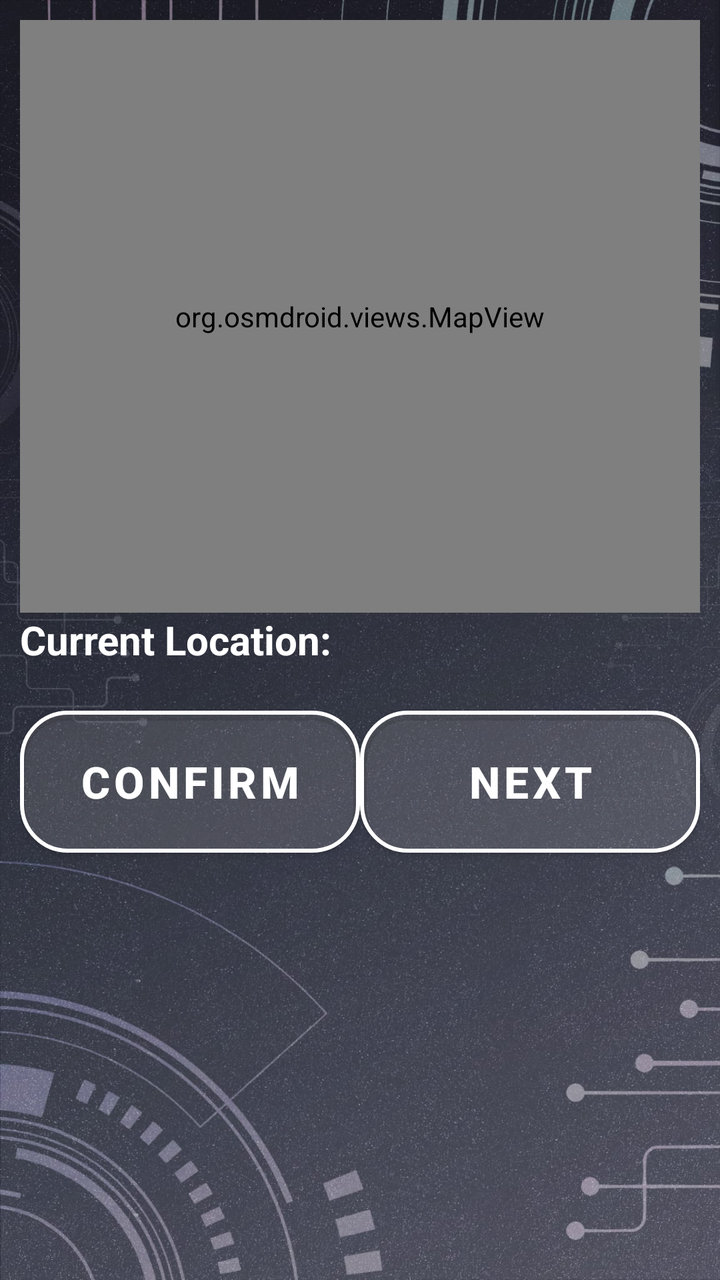
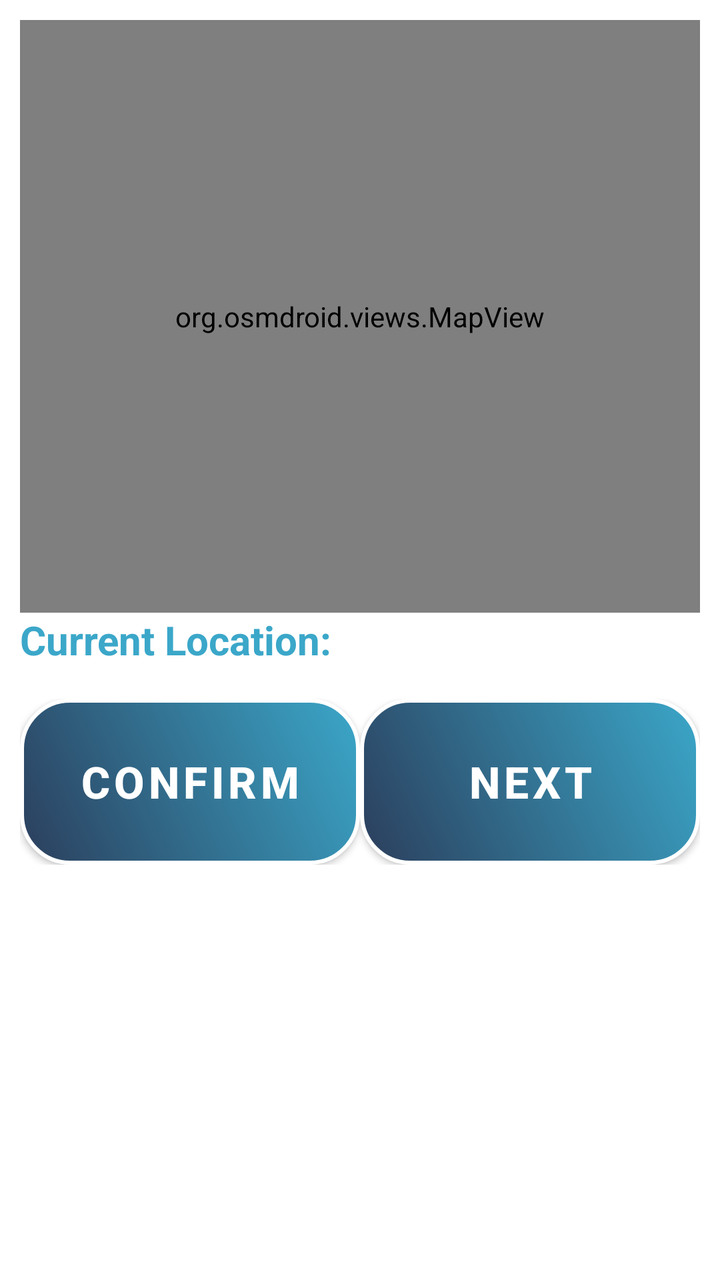

Screens rendered from an Android XML layout before and after an edit, with the pre-edit source and the edit as a unified diff.
<!-- AndroidManifest.xml: application theme Theme.VISTA -->
<!-- res/layout/activity_bus_arrival_alert_page.xml -->
<LinearLayout xmlns:android="http://schemas.android.com/apk/res/android"
    android:id="@+id/main"
    android:layout_width="match_parent"
    android:layout_height="match_parent"
    android:background="@drawable/background"
    android:orientation="vertical"
    android:padding="10dp"
    android:weightSum="5">

    
    <org.osmdroid.views.MapView
        android:id="@+id/map"
        android:layout_width="match_parent"
        android:layout_height="0dp"
        android:layout_weight="3" />

    <TextView
        android:id="@+id/CurrentLocation"
        android:layout_width="match_parent"
        android:layout_height="wrap_content"
        android:text="Current Location:"
        android:textColor="@color/white"
        android:textSize="20sp"
        android:textStyle="bold" />

    
    <LinearLayout
        android:layout_width="match_parent"
        android:layout_height="wrap_content"
        android:layout_marginTop="16dp"
        android:gravity="bottom"
        android:orientation="horizontal"
        android:weightSum="2">

        <com.google.android.material.button.MaterialButton
            android:id="@+id/btnFindBusEditConfirm"
            style="@style/SemiTransparentRoundedButton"
            android:layout_width="0dp"
            android:layout_height="83dp"
            android:layout_weight="1"
            android:text="@string/btn_Confirm"
            android:textSize="22sp"
            android:textStyle="bold" />

        <com.google.android.material.button.MaterialButton
            android:id="@+id/btnFindBusEditNext"
            style="@style/SemiTransparentRoundedButton"
            android:layout_width="0dp"
            android:layout_height="83dp"
            android:layout_weight="1"
            android:text="@string/btn_next"
            android:textSize="22sp"
            android:textStyle="bold" />
    </LinearLayout>

</LinearLayout>
<!-- resources referenced by this layout -->
<resources>
  <color name="white">#FFFFFF</color>
  <!-- drawable background: jpeg bitmap (drawable, 288114 bytes) -->
  <string name="btn_Confirm">Confirm</string>
  <string name="btn_next">Next</string>
  <style name="SemiTransparentRoundedButton" parent="Widget.MaterialComponents.Button">
          <item name="android:textColor">#FFFFFF</item>
          <item name="background">@drawable/button_selector</item> 
          <item name="cornerRadius">24dp</item>
          <item name="strokeColor">#FFFFFF</item>
          <item name="strokeWidth">2dp</item>
          <item name="backgroundTint">#20FFFFFF</item> 
      </style>
  <style name="Theme.VISTA" parent="Theme.MaterialComponents.Light.NoActionBar">
          
          <item name="colorPrimary">@color/semi_transparent_white</item>
          <item name="colorPrimaryVariant">@color/semi_transparent_white</item>
          <item name="colorOnPrimary">@color/white</item>
          
      </style>
  <!-- drawable button_selector (drawable) -->
  <?xml version="1.0" encoding="utf-8"?>
  <selector xmlns:android="http://schemas.android.com/apk/res/android">
      
      <item android:state_pressed="true">
          <shape android:shape="rectangle">
              <solid android:color="#20FFFFFF" /> 
              <stroke android:width="2dp" android:color="#FFFFFF" />
              <corners android:radius="24dp" />
          </shape>
      </item>
  
      
      <item android:state_selected="true">
          <shape android:shape="rectangle">
              <solid android:color="#FFFF00" /> 
              <stroke android:width="2dp" android:color="#FFFFFF" />
              <corners android:radius="24dp" />
          </shape>
      </item>
  
      
      <item>
          <shape android:shape="rectangle">
              <solid android:color="#20FFFFFF" /> 
              <stroke android:width="2dp" android:color="#FFFFFF" />
              <corners android:radius="24dp" />
          </shape>
      </item>
  </selector>
  <color name="semi_transparent_white">#80FFFFFF</color>
</resources>

<!-- the commit's change to res/layout/activity_bus_arrival_alert_page.xml (unified diff, before → after) -->
@@ -1,8 +1,9 @@
 <LinearLayout xmlns:android="http://schemas.android.com/apk/res/android"
+    xmlns:app="http://schemas.android.com/apk/res-auto"
     android:id="@+id/main"
     android:layout_width="match_parent"
     android:layout_height="match_parent"
-    android:background="@drawable/background"
+    android:background="@color/white"
     android:orientation="vertical"
     android:padding="10dp"
     android:weightSum="5">
@@ -19,7 +20,7 @@
         android:layout_width="match_parent"
         android:layout_height="wrap_content"
         android:text="Current Location:"
-        android:textColor="@color/white"
+        android:textColor="#3BA7C9"
         android:textSize="20sp"
         android:textStyle="bold" />
 
@@ -30,7 +31,9 @@
         android:layout_marginTop="16dp"
         android:gravity="bottom"
         android:orientation="horizontal"
-        android:weightSum="2">
+        android:weightSum="2"
+        >
+
 
         <com.google.android.material.button.MaterialButton
             android:id="@+id/btnFindBusEditConfirm"
@@ -40,7 +43,13 @@
             android:layout_weight="1"
             android:text="@string/btn_Confirm"
             android:textSize="22sp"
-            android:textStyle="bold" />
+            android:textStyle="bold"
+            android:background="@drawable/btn_photo_gradient"
+            app:backgroundTint="@null"
+            app:backgroundTintMode="src_over"
+            app:cornerRadius="0dp"
+            app:strokeColor="@null"
+            app:strokeWidth="0dp"/>
 
         <com.google.android.material.button.MaterialButton
             android:id="@+id/btnFindBusEditNext"
@@ -50,7 +59,13 @@
             android:layout_weight="1"
             android:text="@string/btn_next"
             android:textSize="22sp"
-            android:textStyle="bold" />
+            android:textStyle="bold"
+            android:background="@drawable/btn_photo_gradient"
+            app:backgroundTint="@null"
+            app:backgroundTintMode="src_over"
+            app:cornerRadius="0dp"
+            app:strokeColor="@null"
+            app:strokeWidth="0dp"/>
     </LinearLayout>
 
 </LinearLayout>
<!-- resource entries referenced after the edit -->
@@ -1,7 +1,27 @@
 <!-- resources referenced by this layout -->
 <resources>
   <color name="white">#FFFFFF</color>
-  <!-- drawable background: jpeg bitmap (drawable, 288114 bytes) -->
+  <!-- drawable btn_photo_gradient (drawable) -->
+  <?xml version="1.0" encoding="utf-8"?>
+  <shape xmlns:android="http://schemas.android.com/apk/res/android"
+      android:shape="rectangle">
+  
+      
+      <gradient
+          android:startColor="#2B3E5C"
+          android:endColor="#3BA7C9"
+          android:angle="45"
+      />
+  
+      
+      <corners android:radius="24dp" />
+  
+      
+      <stroke
+          android:width="2dp"
+          android:color="#FFFFFF" />
+  
+  </shape>
   <string name="btn_Confirm">Confirm</string>
   <string name="btn_next">Next</string>
   <style name="SemiTransparentRoundedButton" parent="Widget.MaterialComponents.Button">
